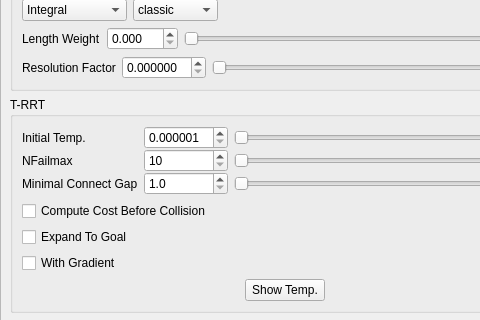
First picture: the form in src/move3d-qt-gui-libs/src/qtMainInterface/sideWidgets/qtCost.ui, repository jmainpri/move3d-studio, before the edit; both pictures show x 0 to 480 and y 238 to 558 of the 583 by 702 pixel window.
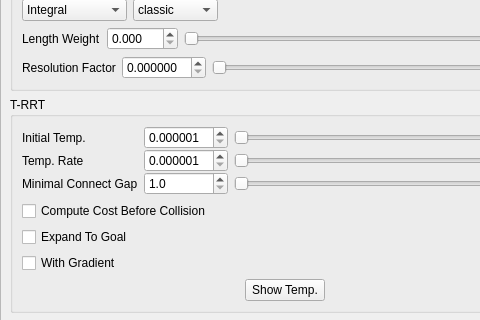
Second picture: the form after the edit. Custom widgets are drawn as their Qt base class.

Patch:
```diff
--- a/src/move3d-qt-gui-libs/src/qtMainInterface/sideWidgets/qtCost.ui
+++ b/src/move3d-qt-gui-libs/src/qtMainInterface/sideWidgets/qtCost.ui
@@ -351,23 +351,20 @@
                 <item row="1" column="0">
                  <widget class="QLabel" name="label_7">
                   <property name="text">
-                   <string>NFailmax</string>
+                   <string>Temp. Rate</string>
                   </property>
                  </widget>
                 </item>
                 <item row="1" column="1">
                  <widget class="QDoubleSpinBox" name="doubleSpinBoxNFailMax">
                   <property name="decimals">
-                   <number>0</number>
+                   <number>6</number>
                   </property>
                   <property name="minimum">
-                   <double>10.000000000000000</double>
+                   <double>0.000001</double>
                   </property>
                   <property name="maximum">
-                   <double>10000.000000000000000</double>
-                  </property>
-                  <property name="singleStep">
-                   <double>10.000000000000000</double>
+                   <double>1</double>
                   </property>
                  </widget>
                 </item>
```
Left out of the diff: 17 changed lines with no effect on the pictures.
